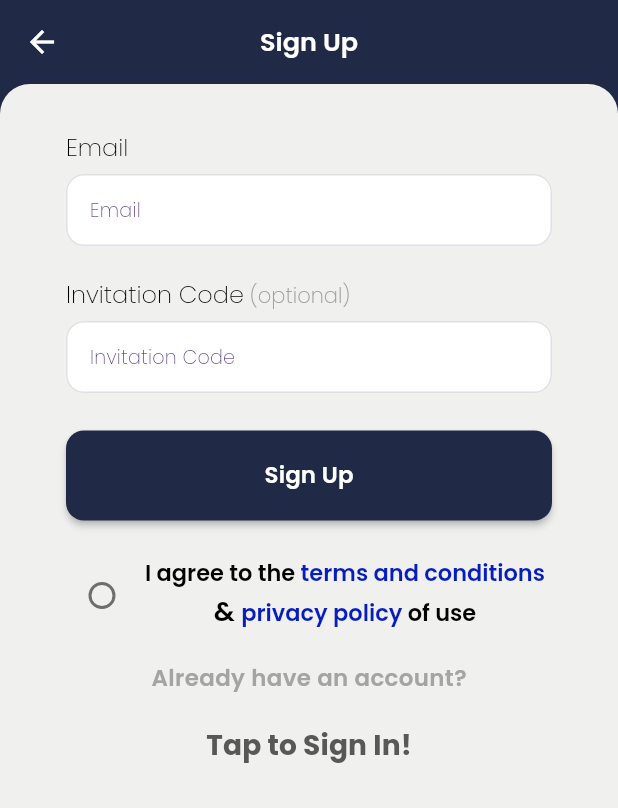
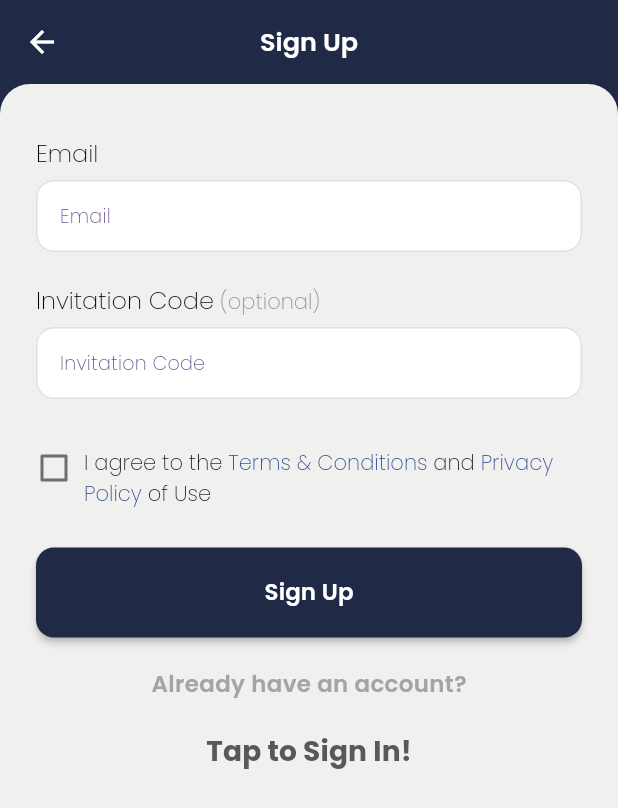
Before and after one commit to SpideyOnHigh/cennec, a Flutter app: the ScreenSignUp screen opened by its route, on a phone screen of 412 x 824 dp. Shown: the top 808 px of the screen. Run offline on Flutter 3.47's test engine with Material 3 defaults, Android fonts, the phone set to English and light mode, and no system bars; our stand-ins replace bloc, cached_network_image, card_swiper, chat_bubbles, connectivity_plus, device_info_plus and 21 more; missing offline and left inert: flutter_flavor; accounts and stored records are empty.

Commit message:
design changes in signup screen

```diff
--- a/lib/main.dart
+++ b/lib/main.dart
@@ -18,7 +18,7 @@ void main() async {
     variables: {
       "env": "staging",
       // "base": "https://cennec.staging9.com/",
-      "base": "https://9f2e-2405-201-2011-b920-1596-3811-8666-527e.ngrok-free.app/",
+      "base": "https://8716-2405-201-2011-b920-31-af0c-572f-88a9.ngrok-free.app/",
     },
   );
   runApp(const MyApp());
--- a/lib/modules/auth/view/screen_sign_up.dart
+++ b/lib/modules/auth/view/screen_sign_up.dart
@@ -125,85 +125,89 @@ class _ScreenSignUpState extends State<ScreenSignUp> {
   }
 
   Widget agreeTermsAndCondition(BuildContext context) {
-    return Row(
-      crossAxisAlignment: CrossAxisAlignment.end,
+    return Padding(
+      padding: const EdgeInsets.only(top: 12.0),
+      child: Row(
+        crossAxisAlignment: CrossAxisAlignment.start,
         children: [
-        Checkbox(
+          Padding(
+            padding: const EdgeInsets.only(top: 2.0), // Adjust as needed
+            child: Checkbox(
+              materialTapTargetSize: MaterialTapTargetSize.shrinkWrap,
+              visualDensity: const VisualDensity(horizontal: -4, vertical: -4),
               checkColor: Colors.white,
               activeColor: Theme.of(context).colorScheme.onSecondary,
-          shape: RoundedRectangleBorder(borderRadius: BorderRadius.circular(50)),
               value: agreedToTerms,
               onChanged: (bool? value) {
                 setState(() {
                   agreedToTerms = value ?? false;
-              if(errorAgreement.value.isNotEmpty)
-                {
+                  if (errorAgreement.value.isNotEmpty) {
                     errorAgreement.value = '';
                   }
                 });
               },
             ),
+          ),
+          const SizedBox(width: 8),
           Expanded(
             child: RichText(
-            textAlign: TextAlign.center,
               text: TextSpan(
-              children: <TextSpan>[
+                style: getTextStyleFromFont(
+                  AppFont.poppins,
+                  Dimens.margin14,
+                  Theme.of(context).colorScheme.onPrimary,
+                  FontWeight.w500,
+                ),
+                children: [
                   TextSpan(
                     text: '${getTranslate(APPStrings.textIAgreeToThe)} ',
-                    style: getTextStyleFromFont(
-                      AppFont.poppins,
-                      Dimens.margin15,
-                      Theme.of(context).colorScheme.onPrimary,
-                      FontWeight.w600,
-                    )),
+                  ),
                   TextSpan(
                     text: getTranslate(APPStrings.textTermsAndConditions),
                     style: getTextStyleFromFont(
                       AppFont.poppins,
-                    Dimens.margin15,
-                    Theme.of(context).indicatorColor,
-                    FontWeight.w600,
+                      Dimens.margin14,
+                      AppColors.colorHyperLink, // Match image
+                      FontWeight.w500,
                     ),
                     recognizer: TapGestureRecognizer()
                       ..onTap = () {
-                    Navigator.pushNamed(context, AppRoutes.routesScreenCms,arguments:AppConfig.paramTermCondition);
-                      // Add your terms and conditions action here
+                        Navigator.pushNamed(
+                          context,
+                          AppRoutes.routesScreenCms,
+                          arguments: AppConfig.paramTermCondition,
+                        );
                       },
                   ),
                   TextSpan(
-                    text: ' ${getTranslate(APPStrings.textAnd)} ',
-                    style: getTextStyleFromFont(
-                      AppFont.poppins,
-                      Dimens.margin18,
-                      Theme.of(context).colorScheme.onPrimary,
-                      FontWeight.w600,
-                    )),
+                    text: ' and ',
+                  ),
                   TextSpan(
                     text: getTranslate(APPStrings.textPrivacyPolicy),
                     style: getTextStyleFromFont(
                       AppFont.poppins,
-                    Dimens.margin15,
-                    Theme.of(context).indicatorColor,
-                    FontWeight.w600,
+                      Dimens.margin14,
+                      AppColors.colorHyperLink, // Match image
+                      FontWeight.w500,
                     ),
                     recognizer: TapGestureRecognizer()
                       ..onTap = () {
-                      Navigator.pushNamed(context, AppRoutes.routesScreenCms,arguments:AppConfig.paramPrivacyPolicy);
+                        Navigator.pushNamed(
+                          context,
+                          AppRoutes.routesScreenCms,
+                          arguments: AppConfig.paramPrivacyPolicy,
+                        );
                       },
                   ),
                   TextSpan(
                     text: ' ${getTranslate(APPStrings.textOfUse)}',
-                    style: getTextStyleFromFont(
-                      AppFont.poppins,
-                      Dimens.margin15,
-                      Theme.of(context).colorScheme.onPrimary,
-                      FontWeight.w600,
-                    )),
+                  ),
                 ],
               ),
             ),
           ),
         ],
+      ),
     );
   }
 
@@ -309,8 +313,7 @@ class _ScreenSignUpState extends State<ScreenSignUp> {
               errorText: codeError.value,
             ),
           ),
-          const SizedBox(height: Dimens.margin25),
-          signUpButton(context),
+
           const SizedBox(height: 20),
           agreeTermsAndCondition(context),
           Visibility(
@@ -319,6 +322,9 @@ class _ScreenSignUpState extends State<ScreenSignUp> {
               errorText: errorAgreement.value,
             ),
           ),
+          const SizedBox(height: Dimens.margin25),
+          signUpButton(context),
+
           const SizedBox(height: 20),
           alreadyAccountText(context),
           const SizedBox(height: 10),
@@ -359,7 +365,8 @@ class _ScreenSignUpState extends State<ScreenSignUp> {
             },
             child: BaseRoundedBackgroundWidget(
               appBarText: getTranslate(APPStrings.textSignUp),
-              margin: EdgeInsets.all(0),
+              margin: const EdgeInsets.all(0),
+              padding: const EdgeInsets.only(top: 24),
               child: Scaffold(
                 resizeToAvoidBottomInset: true,
                 backgroundColor: Colors.transparent,
@@ -398,6 +405,7 @@ class _ScreenSignUpState extends State<ScreenSignUp> {
     }
 
     if (isValid) {
+
       getSignUpCode();
     }
   }
--- a/lib/modules/core/utils/app_colors.dart
+++ b/lib/modules/core/utils/app_colors.dart
@@ -27,4 +27,6 @@ class AppColors {
 
   // F0F1EE
   static const colorRoundedBgContainer = Color(0xFFF0F1EE);
+  // 354C94
+  static const colorHyperLink = Color(0xFF354C94);
 }
--- a/lib/modules/core/utils/app_string.dart
+++ b/lib/modules/core/utils/app_string.dart
@@ -15,6 +15,9 @@ class APPStrings {
   static const String textNoAccount = 'text_no_account';
   static const String textTapToSignUp = 'text_tap_to_sign_up';
   static const String textSignUp = 'text_sign_up';
+  static const String textAccountSetUp = 'text_account_set_up';
+  static const String textVerificationCode = 'text_verification_code';
+
   static const String textSignUpIntro = 'text_sign_up_intro';
   static const String textInvitationCodeInfo = 'text_invitation_code_info';
   static const String textInvitationCodePlaceholder = 'text_invitation_code_placeholder';
@@ -29,6 +32,7 @@ class APPStrings {
   static const String textOfUse = 'text_of_use';
   static const String textVerifyEmail = 'text_verify_email';
   static const String textTimeSensitiveCodeSent = 'text_time_sensitive_code_sent';
+
   static const String textPleaseCheckInbox = 'text_please_check_inbox';
   static const String textPleaseCheckInboxForChangePwd = 'text_please_check_inbox_for_Forgot_pwd';
   static const String textButtonContinue = 'text_continue';
@@ -36,6 +40,7 @@ class APPStrings {
   static const String textNext = 'text_next';
   static const String textForgotPwdWoQ = 'text_forgot_password_without?';
   static const String textChooseDisplayName = 'text_choose_display_name';
+  static const String textDisplayName = 'text_display_name';
   static const String textChoosePassword = 'text_choose_password';
   static const String textConfirmPassword = 'text_confirm_password';
   static const String textDateOfBirth = 'text_date_of_birth';
@@ -133,5 +138,11 @@ class APPStrings {
 
   static const String textExploreConnections = 'text_explore_connections';
   static const String textWelcomeSubText = 'text_welcome_sub_text';
+  static const String textCodeSentTotEmail = 'text_code_sent_to_email';
+
+  static const String textDidntReceiveCode = 'text_didnt_receive_code';
+  static const String textResendCode = 'text_resend_code';
+  static const String textResendIn = 'text_resend_in';
+  static const String textVerify = 'text_verify';
 
 }
--- a/lib/modules/core/utils/validation_string.dart
+++ b/lib/modules/core/utils/validation_string.dart
@@ -14,6 +14,7 @@ class ValidationString {
   static const String textValidateInvCode= 'text_validate_inv_code';
   static const String textValidateTermsAndCondition = 'text_validate_terms_and_condition';
   static const String textValidateUserName = 'text_validate_username';
+  static const String textValidateDisplayName = 'text_validate_displayname';
   static const String textValidateCnfPwd = 'text_validate_cnf_Pwd';
   static const String textValidateChoosePwd = 'text_validate_choosePwd';
   static const String textValidatePwdNotMatches = 'text_validate_pwd_not_match';
```
Also changed, not shown: lang/en.json (+13 -6 lines), lib/modules/auth/view/screen_VerifyEmail.dart (+111 -33 lines), lib/modules/auth/view/screen_sign_up_user_preference.dart (+38 -50 lines), lib/modules/core/common/widgets/base_date_picker.dart (+84 -41 lines), lib/modules/core/common/widgets/base_text_field_error_indicator.dart (+9 -9 lines), lib/modules/core/common/widgets/common_password_form_field.dart (added, +131 -0 lines), lib/modules/core/common/widgets/gender_dropdown.dart (+34 -18 lines). Lines whose indentation alone changed are shown as unchanged.
